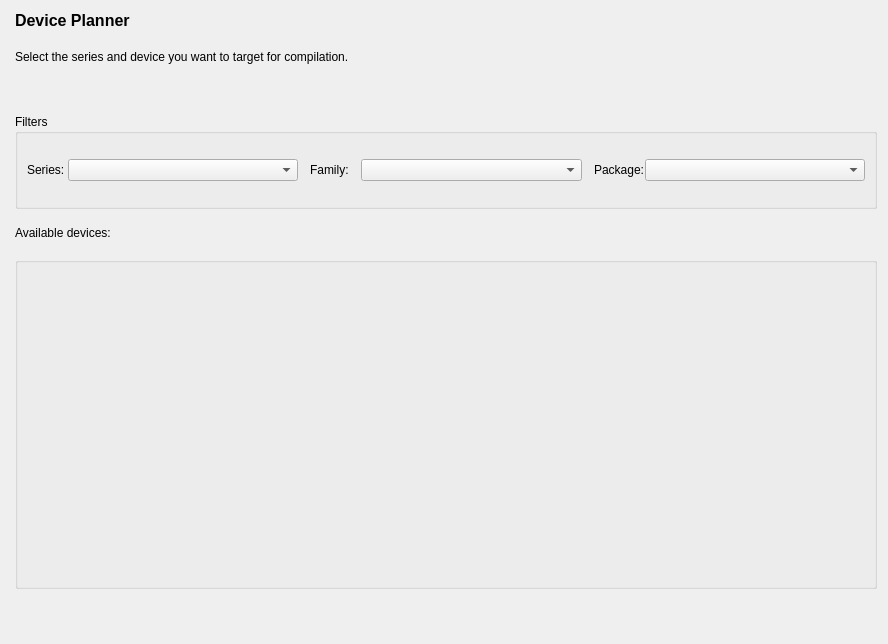
First picture: the form in src/NewProject/device_planner_form.ui, repository os-fpga/FOEDAG, before the edit.
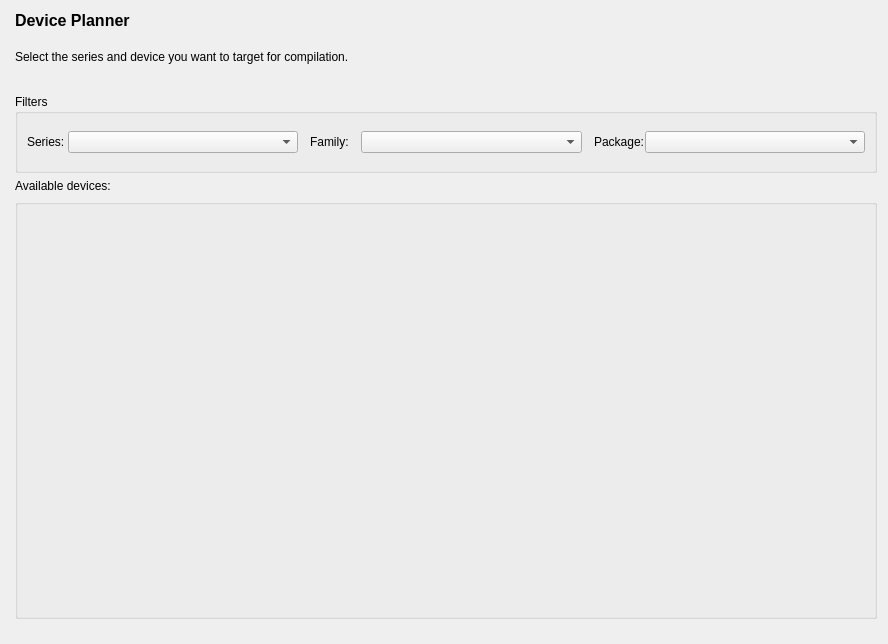
Second picture: the form after the edit.

Commit message: fix the screen size

Patch:
```diff
--- a/src/NewProject/device_planner_form.ui
+++ b/src/NewProject/device_planner_form.ui
@@ -52,15 +52,15 @@
     </widget>
    </item>
    <item>
-    <layout class="QVBoxLayout" name="verticalLayout_2" stretch="20,10,70">
+    <layout class="QVBoxLayout" name="verticalLayout_2" stretch="15,5,80">
      <property name="spacing">
       <number>0</number>
      </property>
      <property name="topMargin">
-      <number>30</number>
+      <number>10</number>
      </property>
      <property name="bottomMargin">
-      <number>40</number>
+      <number>10</number>
      </property>
      <item>
       <widget class="QGroupBox" name="groupBox">
```
